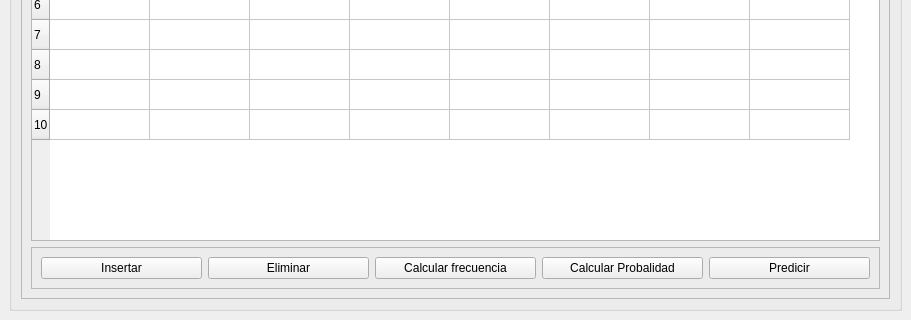
Qt form view/index.ui (JoseVale99/simulador_prediccion_desemepe-o) before a commit; both pictures show x 0 to 911 and y 227 to 547 of the 911 by 547 pixel window.
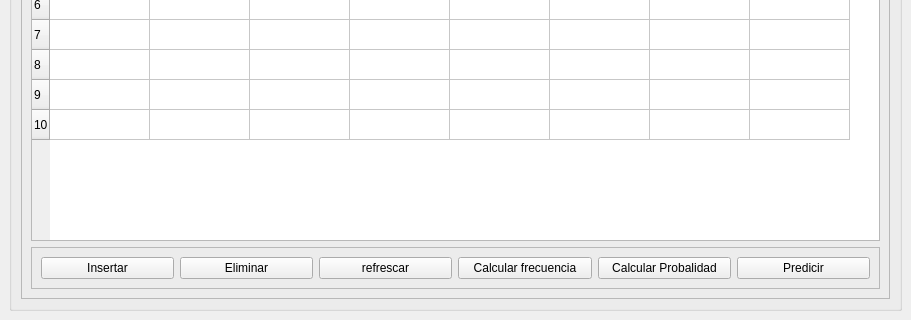
The same form after that commit.

Commit message: 🐛 FIX: index preview

Patch:
```diff
--- a/view/index.ui
+++ b/view/index.ui
@@ -116,6 +116,13 @@
                </property>
               </widget>
              </item>
+             <item>
+              <widget class="QPushButton" name="btn_refrescar">
+               <property name="text">
+                <string>refrescar</string>
+               </property>
+              </widget>
+             </item>
              <item>
               <widget class="QPushButton" name="btn_frecuencia">
                <property name="text">
```
The commit also changes 3 other files.
